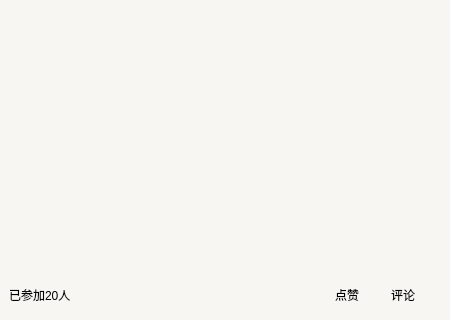
The window that SimapleActivity/contentitem.ui (NoHearting/SimapleActivity) describes before a commit, drawn with Qt 5; both pictures show x 0 to 450 and y 152 to 472 of the 450 by 472 pixel window.
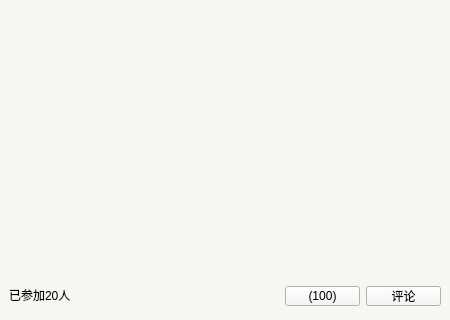
The same window after the commit. Icons and pictures are not drawn.

What changed in the file:
```diff
--- a/SimapleActivity/contentitem.ui
+++ b/SimapleActivity/contentitem.ui
@@ -243,36 +243,40 @@
              </spacer>
             </item>
             <item>
-             <widget class="QLabel" name="label_5">
+             <widget class="QPushButton" name="pushButton_praise">
               <property name="minimumSize">
                <size>
-                <width>50</width>
-                <height>0</height>
+                <width>75</width>
+                <height>20</height>
                </size>
               </property>
               <property name="maximumSize">
                <size>
-                <width>50</width>
-                <height>16777215</height>
+                <width>75</width>
+                <height>20</height>
                </size>
               </property>
               <property name="text">
-               <string>点赞</string>
+               <string>(100)</string>
+              </property>
+              <property name="icon">
+               <iconset resource="imagelogin.qrc">
+                <normaloff>:/Main/C:/Users/ASUS/Pictures/Camera Roll/wgz.png</normaloff>:/Main/C:/Users/ASUS/Pictures/Camera Roll/wgz.png</iconset>
               </property>
              </widget>
             </item>
             <item>
-             <widget class="QLabel" name="label_6">
+             <widget class="QPushButton" name="pushButton_write_comment">
               <property name="minimumSize">
                <size>
-                <width>50</width>
-                <height>0</height>
+                <width>75</width>
+                <height>20</height>
                </size>
               </property>
               <property name="maximumSize">
                <size>
-                <width>50</width>
-                <height>16777215</height>
+                <width>75</width>
+                <height>20</height>
                </size>
               </property>
               <property name="text">
```
Left out of the diff: 15 changed lines with no effect on the pictures.
